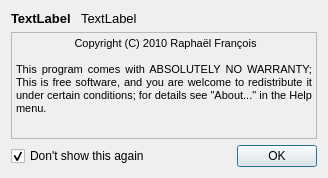
This is src/vstboard/views/splash.ui in rbarreiros/vstboard as Qt 5 draws it before an edit. The edited form follows.
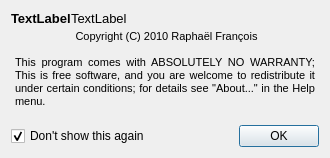
This is the edited form.

Commit message: about dialog and splash

```diff
--- a/src/vstboard/views/splash.ui
+++ b/src/vstboard/views/splash.ui
@@ -9,18 +9,21 @@
    <rect>
     <x>0</x>
     <y>0</y>
-    <width>328</width>
-    <height>178</height>
+    <width>330</width>
+    <height>158</height>
    </rect>
   </property>
   <property name="locale">
    <locale language="English" country="UnitedStates"/>
   </property>
   <layout class="QVBoxLayout" name="verticalLayout">
+   <property name="spacing">
+    <number>0</number>
+   </property>
    <item>
     <layout class="QHBoxLayout" name="horizontalLayout_2">
      <property name="spacing">
-      <number>10</number>
+      <number>0</number>
      </property>
      <item>
       <widget class="QLabel" name="labelApp">
@@ -58,6 +61,9 @@
        <property name="text">
         <string>TextLabel</string>
        </property>
+       <property name="alignment">
+        <set>Qt::AlignBottom|Qt::AlignLeading|Qt::AlignLeft</set>
+       </property>
       </widget>
      </item>
     </layout>
@@ -188,6 +194,9 @@
      <property name="acceptDrops">
       <bool>false</bool>
      </property>
+     <property name="frameShape">
+      <enum>QFrame::NoFrame</enum>
+     </property>
      <property name="html">
       <string>&lt;!DOCTYPE HTML PUBLIC &quot;-//W3C//DTD HTML 4.0//EN&quot; &quot;http://www.w3.org/TR/REC-html40/strict.dtd&quot;&gt;
 &lt;html&gt;&lt;head&gt;&lt;meta name=&quot;qrichtext&quot; content=&quot;1&quot; /&gt;&lt;style type=&quot;text/css&quot;&gt;
```
Left out of the diff: 9 changed lines with no effect on the pictures. The commit also changes 4 other files.
